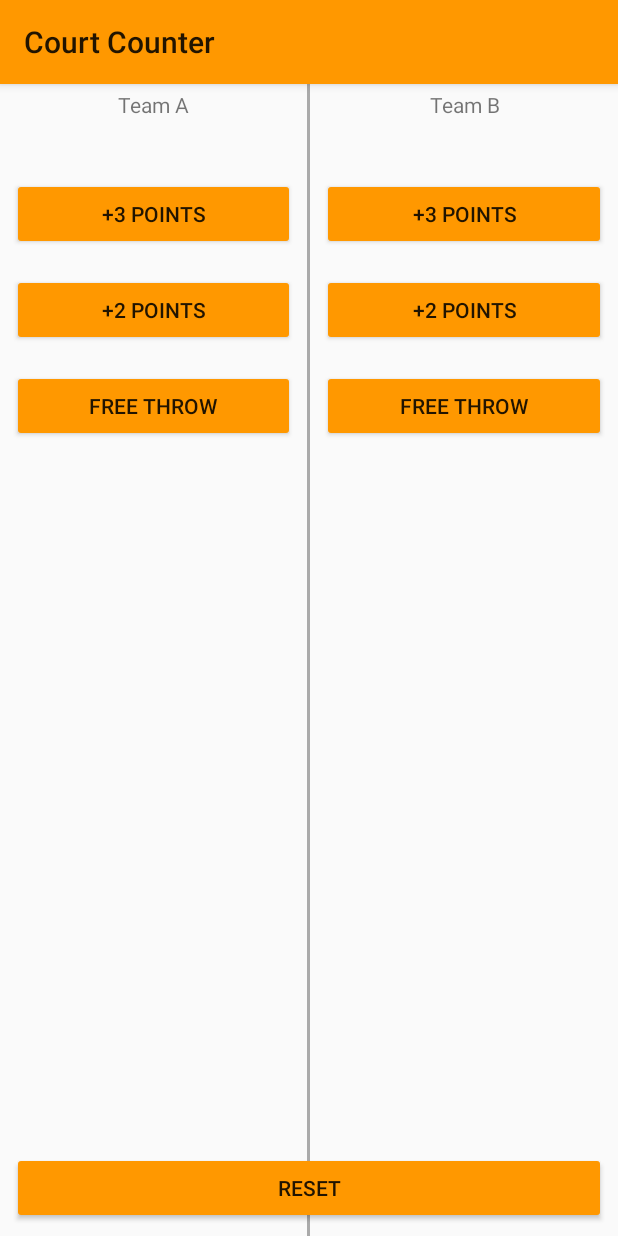
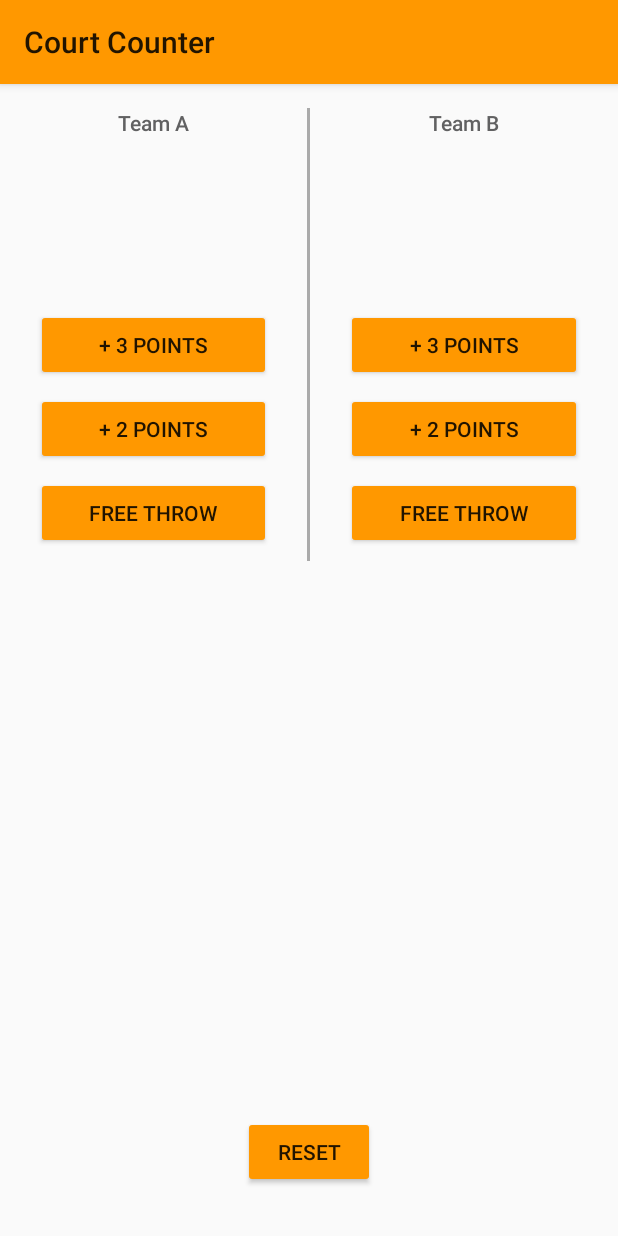
Before and after one commit to corellana/Grow-With-Google-Challenge-Scholarship-Android-Basics, an Android app: the screen it shows after launch (MainActivity), on a phone screen of 412 x 824 dp. Run offline under Robolectric (Android 15) with nearby library versions, the phone set to English and light mode, and no system bars.

Commit message:
resources details

```diff
--- a/CourtCounter/app/src/main/res/layout/activity_main.xml
+++ b/CourtCounter/app/src/main/res/layout/activity_main.xml
@@ -5,13 +5,13 @@
 
     <LinearLayout
         android:layout_width="match_parent"
-        android:layout_height="match_parent"
+        android:layout_height="wrap_content"
         android:layout_weight="1"
         android:orientation="horizontal"
         tools:context=".MainActivity">
 
         <LinearLayout
-            android:layout_width="0dp"
+            android:layout_width="@dimen/layoutWidht_LL_Teams"
             android:layout_height="wrap_content"
             android:layout_weight="1"
             android:orientation="vertical"
@@ -21,50 +21,63 @@
             <TextView
                 android:layout_width="match_parent"
                 android:layout_height="wrap_content"
+                android:fontFamily="sans-serif-medium"
                 android:gravity="center"
-                android:padding="4dp"
-                android:text="Team A" />
+                android:padding="@dimen/paddingTittles"
+                android:text="@string/TeamA"
+                android:textColor="@color/colorText"
+                android:textSize="@dimen/fontSizeTittles" />
 
             <TextView
                 android:id="@+id/team_a_score"
                 android:layout_width="match_parent"
                 android:layout_height="wrap_content"
+                android:layout_marginBottom="@dimen/marginBottom"
                 android:gravity="center"
-                android:padding="4dp" />
+                android:textColor="@color/colorScore"
+                android:textSize="@dimen/fontSizeScore" />
 
             <Button
                 android:layout_width="match_parent"
                 android:layout_height="wrap_content"
-                android:layout_margin="8dp"
+                android:layout_marginBottom="@dimen/marginBottom_points"
+                android:layout_marginLeft="@dimen/marginLeft"
+                android:layout_marginRight="@dimen/marginRight"
                 android:onClick="AddThreePointsTeamA"
-                android:text="+3 Points" />
+                android:text="@string/threePoints" />
 
             <Button
                 android:layout_width="match_parent"
                 android:layout_height="wrap_content"
-                android:layout_margin="8dp"
+                android:layout_marginBottom="@dimen/marginBottom_points"
+                android:layout_marginLeft="@dimen/marginLeft"
+                android:layout_marginRight="@dimen/marginRight"
                 android:onClick="AddTwoPointsTeamA"
-                android:text="+2 Points" />
+                android:text="@string/twoPoints" />
 
             <Button
                 android:layout_width="match_parent"
                 android:layout_height="wrap_content"
-                android:layout_margin="8dp"
+                android:layout_marginBottom="@dimen/marginBottom_points"
+                android:layout_marginLeft="@dimen/marginLeft"
+                android:layout_marginRight="@dimen/marginRight"
                 android:onClick="AddOnePointsTeamA"
-                android:text="FREE THROW" />
+                android:text="@string/onePoint" />
 
 
         </LinearLayout>
 
 
         <View
-            android:layout_width="2dp"
+            android:layout_width="@dimen/layoutWidht_dividerView"
             android:layout_height="match_parent"
-            android:background="@android:color/darker_gray" />
+            android:background="@android:color/darker_gray"
+            android:layout_marginTop="@dimen/marginTop_Divider"
+            />
 
 
         <LinearLayout
-            android:layout_width="0dp"
+            android:layout_width="@dimen/layoutWidht_LL_Teams"
             android:layout_height="wrap_content"
             android:layout_weight="1"
             android:orientation="vertical"
@@ -74,37 +87,49 @@
             <TextView
                 android:layout_width="match_parent"
                 android:layout_height="wrap_content"
+                android:fontFamily="sans-serif-medium"
                 android:gravity="center"
-                android:padding="4dp"
-                android:text="Team B" />
+                android:padding="@dimen/paddingTittles"
+                android:text="@string/TeamB"
+                android:textColor="@color/colorText"
+                android:textSize="@dimen/fontSizeTittles" />
 
             <TextView
                 android:id="@+id/team_b_score"
                 android:layout_width="match_parent"
                 android:layout_height="wrap_content"
+                android:layout_marginBottom="@dimen/marginBottom"
                 android:gravity="center"
-                android:padding="4dp" />
+                android:textColor="@color/colorScore"
+                android:textSize="@dimen/fontSizeScore" />
 
             <Button
                 android:layout_width="match_parent"
                 android:layout_height="wrap_content"
-                android:layout_margin="8dp"
+                android:layout_marginBottom="@dimen/marginBottom_points"
+                android:layout_marginLeft="@dimen/marginLeft"
+                android:layout_marginRight="@dimen/marginRight"
                 android:onClick="AddThreePointsTeamB"
-                android:text="+3 Points" />
+                android:text="@string/threePoints" />
 
             <Button
                 android:layout_width="match_parent"
                 android:layout_height="wrap_content"
-                android:layout_margin="8dp"
+                android:layout_marginBottom="@dimen/marginBottom_points"
+                android:layout_marginLeft="@dimen/marginLeft"
+                android:layout_marginRight="@dimen/marginRight"
                 android:onClick="AddTwoPointsTeamB"
-                android:text="+2 Points" />
+                android:text="@string/twoPoints" />
 
             <Button
                 android:layout_width="match_parent"
                 android:layout_height="wrap_content"
-                android:layout_margin="8dp"
+                android:layout_marginBottom="@dimen/marginBottom_points"
+                android:layout_marginLeft="@dimen/marginLeft"
+                android:layout_marginRight="@dimen/marginRight"
                 android:onClick="AddOnePointsTeamB"
-                android:text="FREE THROW" />
+                android:text="@string/onePoint" />
+
         </LinearLayout>
 
 
@@ -112,13 +137,13 @@
 
 
     <Button
-        android:layout_width="match_parent"
+        android:layout_width="wrap_content"
         android:layout_height="wrap_content"
         android:layout_alignParentBottom="true"
         android:layout_centerHorizontal="true"
         android:layout_gravity="bottom"
-        android:layout_margin="8dp"
+        android:layout_marginBottom="@dimen/marginBotton_reset"
         android:onClick="resetScore"
-        android:text="Reset" />
+        android:text="@string/reset" />
 
 </RelativeLayout>
--- a/CourtCounter/app/src/main/res/values/colors.xml
+++ b/CourtCounter/app/src/main/res/values/colors.xml
@@ -3,4 +3,6 @@
     <color name="colorPrimary">#3F51B5</color>
     <color name="colorPrimaryDark">#303F9F</color>
     <color name="colorAccent">#FF4081</color>
+    <color name="colorText">#616162</color>
+    <color name="colorScore">#000000</color>
 </resources>
--- /dev/null
+++ b/CourtCounter/app/src/main/res/values/dimen.xml
@@ -0,0 +1,30 @@
+<?xml version="1.0" encoding="utf-8"?>
+<resources>
+
+
+    <!--Teams LinearLayouts-->
+    <dimen name="layoutWidht_LL_Teams">0dp</dimen>
+
+
+    <dimen name="fontSizeTittles">14sp</dimen>
+    <dimen name="fontSizeScore">56sp</dimen>
+
+    <!--Team Name Views-->
+    <dimen name="paddingTittles">16dp</dimen>
+
+    <!--Score Team Views-->
+    <dimen name="marginBottom">24dp</dimen>
+
+    <!--Buttons Point Views-->
+    <dimen name="marginRight">24dp</dimen>
+    <dimen name="marginLeft">24dp</dimen>
+    <dimen name="marginBottom_points">8dp</dimen>
+
+    <!--Reset Button-->
+    <dimen name="marginBotton_reset">32dp</dimen>
+
+    <!--Divider View-->
+    <dimen name="layoutWidht_dividerView">2dp</dimen>
+    <dimen name="marginTop_Divider">16dp</dimen>
+
+</resources>
--- a/CourtCounter/app/src/main/res/values/strings.xml
+++ b/CourtCounter/app/src/main/res/values/strings.xml
@@ -1,3 +1,16 @@
 <resources>
     <string name="app_name">Court Counter</string>
+
+    <!--Team Name Views-->
+    <string name="TeamA">Team A</string>
+    <string name="TeamB">Team B</string>
+
+    <!--Score Teams Views-->
+    <string name="threePoints">+ 3 Points</string>
+    <string name="twoPoints">+ 2 Points</string>
+    <string name="onePoint">FREE THROW</string>
+
+    <!--Reset View-->
+    <string name="reset">Reset</string>
+
 </resources>
--- a/CourtCounter/app/src/main/res/values/styles.xml
+++ b/CourtCounter/app/src/main/res/values/styles.xml
@@ -18,4 +18,8 @@
         <!-- Background color of buttons in the app -->
         <item name="colorButtonNormal">#FF9800</item>
     </style>
+
+    <!--Team Name TextViews-->
+
+
 </resources>
```
